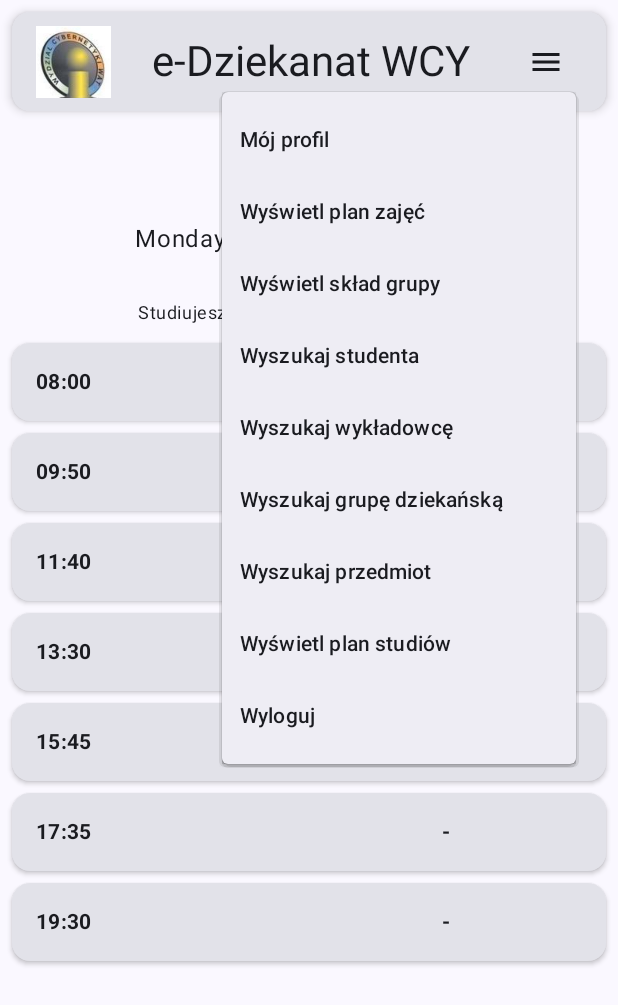
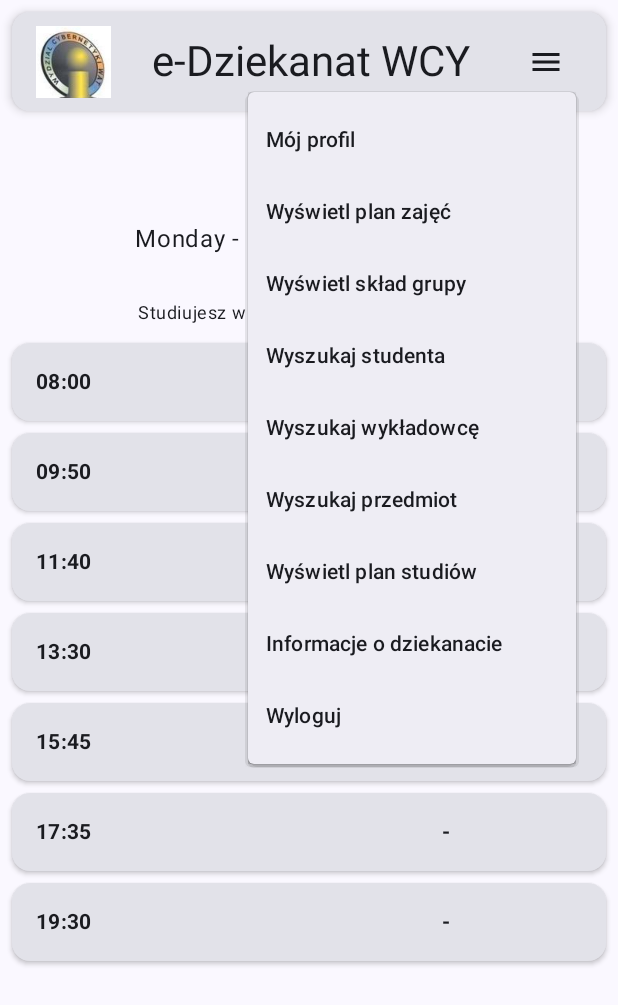
Before and after one commit to Walu064/WCY-e-dziekanat-app, an Android app built with Jetpack Compose: the DashboardScreen screen opened through its navigation route, after a tap on "Menu", on a phone screen of 412 x 824 dp. Shown: the top 1005 px of the screen. Run offline under Robolectric (Android 15) with nearby library versions, the phone set to English and light mode, and no system bars.

Commit message:
Modyfikacja TopAppBar i nawigacji po przyciskach w DashboardActivity.

```diff
--- a/app/src/main/java/com/example/wcy_e_dziekanat_app/dashboardActivity/DashboardActivity.kt
+++ b/app/src/main/java/com/example/wcy_e_dziekanat_app/dashboardActivity/DashboardActivity.kt
@@ -97,13 +97,14 @@ class DashboardActivity : ComponentActivity() {
                         composable("searchLecturerFragment") {
                             SearchLecturerFragmentV(viewModel = searchLecturerFragmentVM, navController = navController)
                         }
-                        composable("searchDeanGroupFragment") {
 
-                        }
                         composable("searchCourseFragment") {
                             SearchCourseFragmentView(viewModel = searchCourseFragmentViewModel, navController = navController)
                         }
                         composable("displayStudiesPlanFragment") {
+
+                        }
+                        composable("displayDeanOfficeInfoFragment") {
 
                         }
                     }
--- a/app/src/main/java/com/example/wcy_e_dziekanat_app/dashboardActivity/dashboardView/TopAppBar.kt
+++ b/app/src/main/java/com/example/wcy_e_dziekanat_app/dashboardActivity/dashboardView/TopAppBar.kt
@@ -71,12 +71,12 @@ fun TopAppBar(
                         navController.navigate("searchStudentFragment") })
                     DropdownMenuItem(trailingIcon = { Icons.Default.List}, text = { Text("Wyszukaj wykładowcę") }, onClick = {isExpanded.value = !isExpanded.value
                         navController.navigate("searchLecturerFragment") })
-                    DropdownMenuItem(trailingIcon = { Icons.Default.List}, text = { Text("Wyszukaj grupę dziekańską") }, onClick = {isExpanded.value = !isExpanded.value
-                        navController.navigate("searchDeanGroupFragment") })
                     DropdownMenuItem(trailingIcon = { Icons.Default.List}, text = { Text("Wyszukaj przedmiot") }, onClick = {isExpanded.value = !isExpanded.value
                         navController.navigate("searchCourseFragment") })
                     DropdownMenuItem(trailingIcon = { Icons.Default.List}, text = { Text("Wyświetl plan studiów") }, onClick = {isExpanded.value = !isExpanded.value
                         navController.navigate("displayStudiesPlanFragment") })
+                    DropdownMenuItem(trailingIcon = { Icons.Default.List}, text = { Text("Informacje o dziekanacie") }, onClick = {isExpanded.value = !isExpanded.value
+                        navController.navigate("displayDeanOfficeInfoFragment") })
                     DropdownMenuItem(trailingIcon = { Icons.Default.ExitToApp}, text = { Text("Wyloguj") }, onClick = { activity?.finish() })
                 }
             }
```
